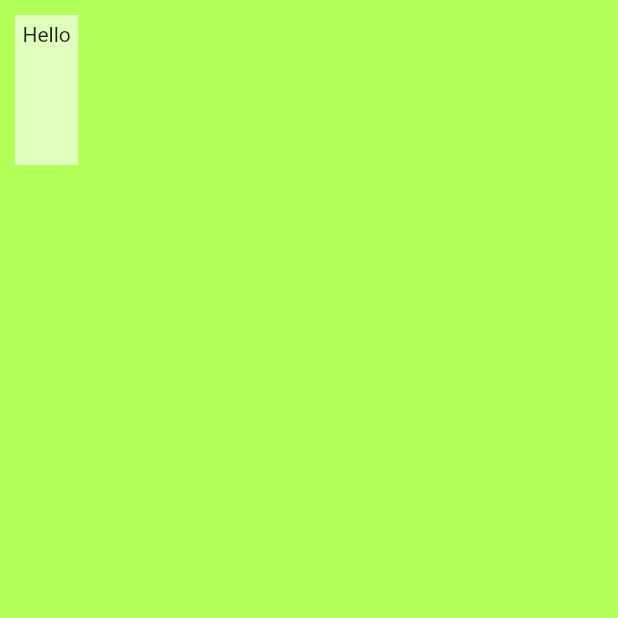
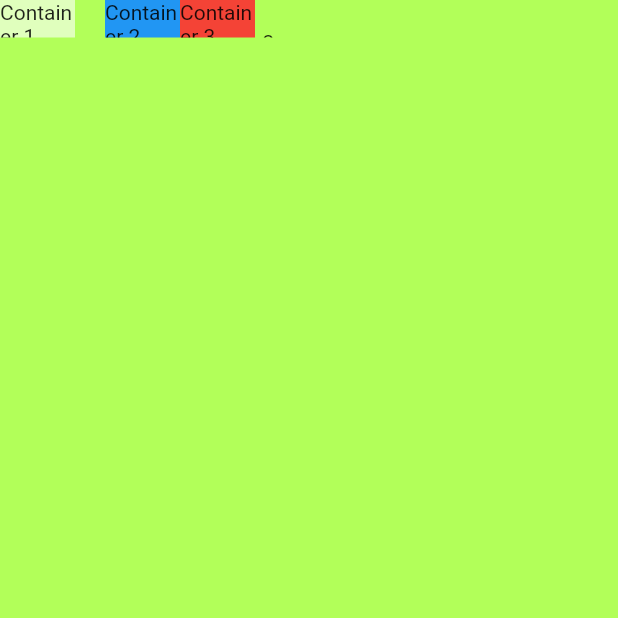
Before and after one commit to tlaw22/business_card, a Flutter app: the screen it shows after launch, on a phone screen of 412 x 824 dp, the top half of it. Run offline on Flutter 3.47's test engine with Material 2 defaults, Android fonts, the phone set to English and light mode, and no system bars.

Commit message:
Added more layout

```diff
--- a/lib/main.dart
+++ b/lib/main.dart
@@ -14,12 +14,49 @@ class MyApp extends StatelessWidget {
       home: Scaffold(
         backgroundColor: Colors.lightGreenAccent,
         body: SafeArea(
-          child: Container(
-            height: 100,
-            margin: EdgeInsets.all(10.0),
-            padding: EdgeInsets.all(5.0),
-            color: Colors.white60,
-            child: Text('Hello'),
+          child: Row(
+            crossAxisAlignment: CrossAxisAlignment.end,
+            mainAxisSize: MainAxisSize.min,
+            children: <Widget>[
+              Container(
+                width: 50,
+                height: 25,
+                color: Colors.white60,
+                child: Text('Container 1'),
+              ),
+              const SizedBox(
+                height: 20,
+                width: 20,
+              ),
+              Container(
+                width: 50,
+                height: 25,
+                color: Colors.blue,
+                child: Text('Container 2'),
+              ),
+              const SizedBox(
+                height: 20,
+              ),
+              Container(
+                width: 50,
+                height: 25,
+                color: Colors.red,
+                child: Text('Container 3'),
+              ),
+              const SizedBox(
+                width: 5,
+                height: 20,
+              ),
+              Container(
+                color: Colors.lightGreenAccent,
+                child: Text('3'),
+                height: 5.0,
+              ),
+              const SizedBox(
+                height: 20,
+              ),
+
+            ],
           ),
         ),
       ),
```
